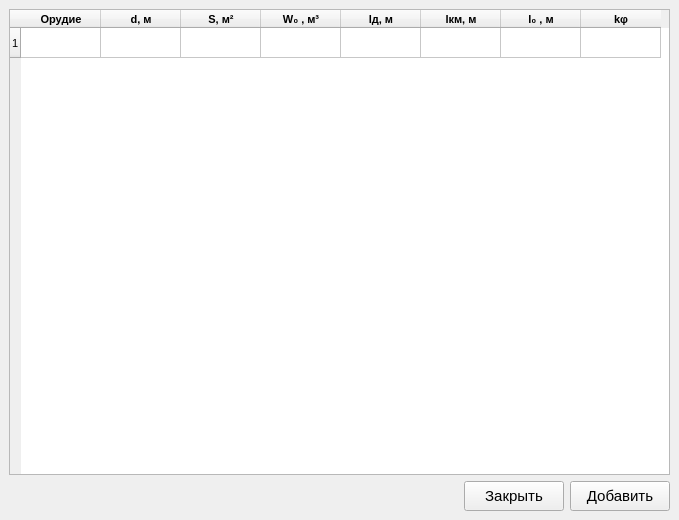
First picture: the form in GUI/MainWindow/artsys.ui, repository sabbraxcaddabra/IntBalOptimization, before the edit.
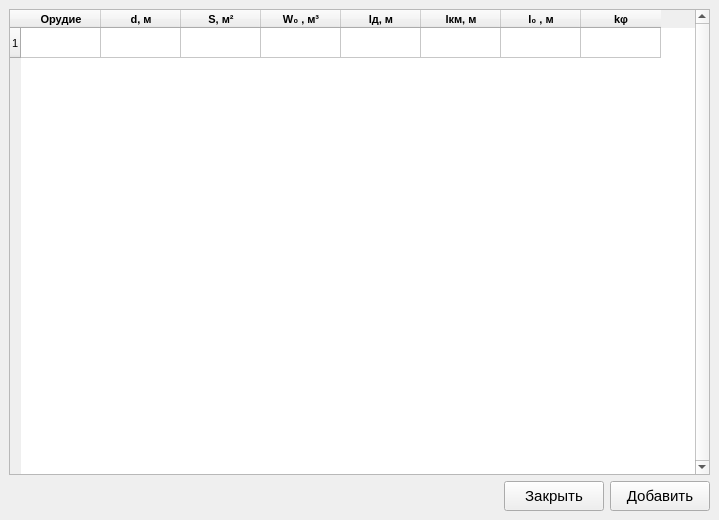
Second picture: the form after the edit.

```diff
--- a/GUI/MainWindow/artsys.ui
+++ b/GUI/MainWindow/artsys.ui
@@ -6,7 +6,7 @@
    <rect>
     <x>0</x>
     <y>0</y>
-    <width>679</width>
+    <width>719</width>
     <height>520</height>
    </rect>
   </property>
@@ -33,6 +33,9 @@
       <property name="focusPolicy">
        <enum>Qt::NoFocus</enum>
       </property>
+      <property name="verticalScrollBarPolicy">
+       <enum>Qt::ScrollBarAlwaysOn</enum>
+      </property>
       <property name="sizeAdjustPolicy">
        <enum>QAbstractScrollArea::AdjustToContents</enum>
       </property>
```
